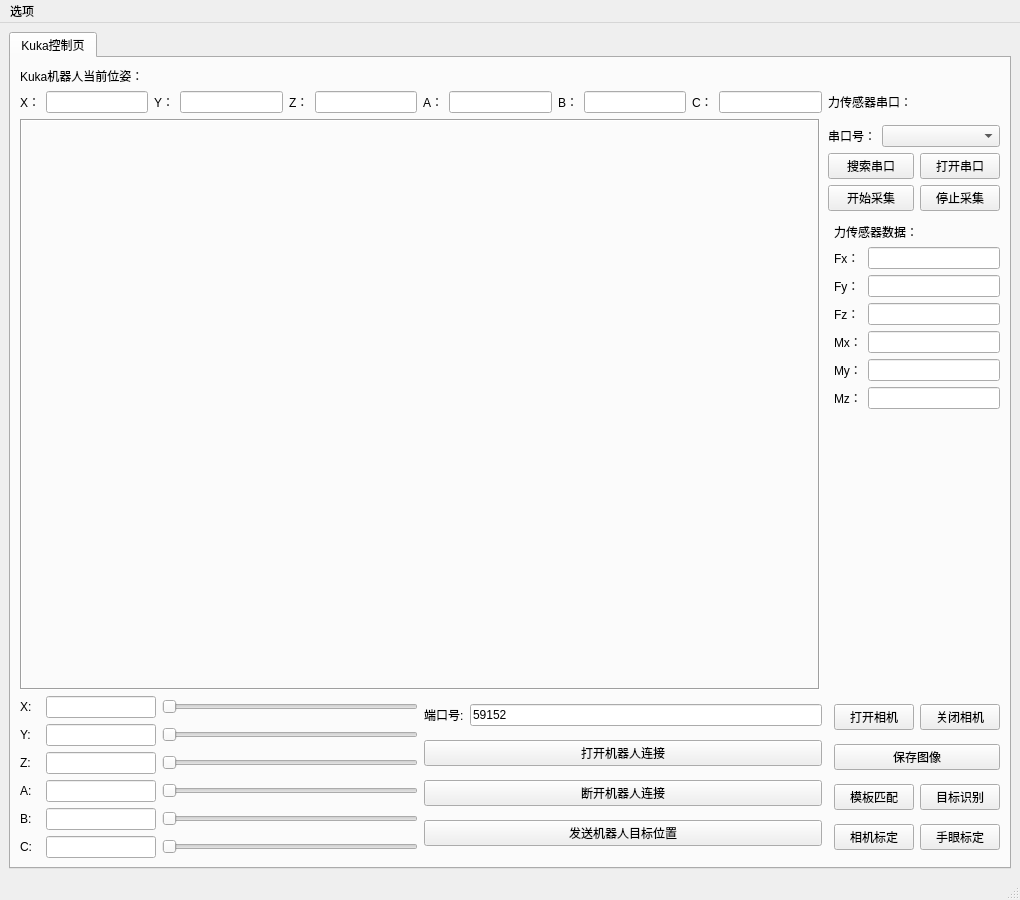
Old version of the form src/kuka_controller/ui/main_window.ui in the repository shuimujieming/kuka_controller.
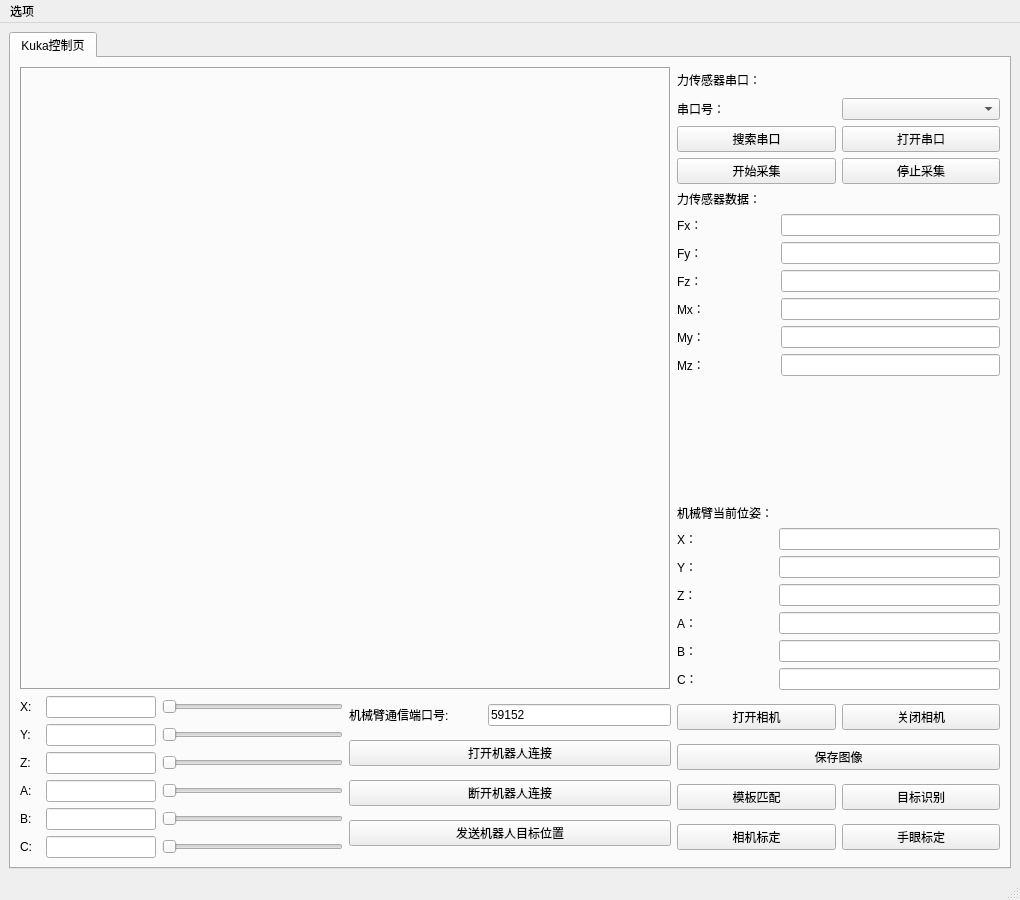
New version of the form. Icons and pictures are not drawn.

What changed in the file:
```diff
--- a/src/kuka_controller/ui/main_window.ui
+++ b/src/kuka_controller/ui/main_window.ui
@@ -40,290 +40,57 @@
        <attribute name="title">
         <string>Kuka控制页</string>
        </attribute>
-       <layout class="QGridLayout" name="gridLayout_8">
-        <item row="3" column="2" colspan="2">
+       <layout class="QGridLayout" name="gridLayout_3">
+        <item row="0" column="2">
          <layout class="QGridLayout" name="gridLayout_4">
-          <item row="0" column="0">
+          <item row="1" column="0">
            <widget class="QLabel" name="label_4">
             <property name="text">
              <string>串口号：</string>
             </property>
            </widget>
           </item>
-          <item row="0" column="1" colspan="2">
-           <widget class="QComboBox" name="cbPortName"/>
-          </item>
-          <item row="1" column="0" colspan="2">
-           <widget class="QPushButton" name="btnSearchPort">
-            <property name="text">
-             <string>搜索串口</string>
-            </property>
-           </widget>
-          </item>
-          <item row="1" column="2">
+          <item row="2" column="2">
            <widget class="QPushButton" name="btnOpenSerial">
             <property name="text">
              <string>打开串口</string>
             </property>
            </widget>
           </item>
-          <item row="2" column="0" colspan="2">
-           <widget class="QPushButton" name="btnStartGetSerial">
-            <property name="text">
-             <string>开始采集</string>
-            </property>
-           </widget>
-          </item>
-          <item row="2" column="2">
+          <item row="3" column="2">
            <widget class="QPushButton" name="btnStopGetSerial">
             <property name="text">
              <string>停止采集</string>
             </property>
            </widget>
           </item>
-         </layout>
-        </item>
-        <item row="8" column="3">
-         <layout class="QGridLayout" name="gridLayout_2">
-          <item row="3" column="1">
-           <widget class="QPushButton" name="btnHandeye">
-            <property name="text">
-             <string>手眼标定</string>
-            </property>
-           </widget>
-          </item>
-          <item row="3" column="0">
-           <widget class="QPushButton" name="btnCameraCali">
-            <property name="text">
-             <string>相机标定</string>
-            </property>
-           </widget>
-          </item>
-          <item row="0" column="1">
-           <widget class="QPushButton" name="btnCloseDevice">
-            <property name="text">
-             <string>关闭相机</string>
-            </property>
-           </widget>
-          </item>
-          <item row="0" column="0">
-           <widget class="QPushButton" name="btnOpenDevice">
-            <property name="text">
-             <string>打开相机</string>
-            </property>
-           </widget>
-          </item>
-          <item row="1" column="0" colspan="2">
-           <widget class="QPushButton" name="btnSaveImage">
-            <property name="text">
-             <string>保存图像</string>
-            </property>
-           </widget>
-          </item>
-          <item row="2" column="1">
-           <widget class="QPushButton" name="pushButton">
-            <property name="text">
-             <string>目标识别</string>
-            </property>
-           </widget>
-          </item>
           <item row="2" column="0">
-           <widget class="QPushButton" name="pushButton_2">
+           <widget class="QPushButton" name="btnSearchPort">
             <property name="text">
-             <string>模板匹配</string>
+             <string>搜索串口</string>
             </property>
            </widget>
           </item>
-         </layout>
-        </item>
-        <item row="1" column="0" colspan="2">
-         <layout class="QHBoxLayout" name="horizontalLayout_3">
-          <item>
-           <widget class="QLabel" name="label_15">
-            <property name="text">
-             <string>X：</string>
-            </property>
-           </widget>
-          </item>
-          <item>
-           <widget class="QLineEdit" name="lineEdit_RX"/>
-          </item>
-          <item>
-           <widget class="QLabel" name="label_16">
-            <property name="text">
-             <string>Y：</string>
-            </property>
-           </widget>
-          </item>
-          <item>
-           <widget class="QLineEdit" name="lineEdit_RY"/>
-          </item>
-          <item>
-           <widget class="QLabel" name="label_17">
-            <property name="text">
-             <string>Z：</string>
-            </property>
-           </widget>
-          </item>
-          <item>
-           <widget class="QLineEdit" name="lineEdit_RZ"/>
-          </item>
-          <item>
-           <widget class="QLabel" name="label_18">
-            <property name="text">
-             <string>A：</string>
-            </property>
-           </widget>
-          </item>
-          <item>
-           <widget class="QLineEdit" name="lineEdit_RA"/>
-          </item>
-          <item>
-           <widget class="QLabel" name="label_19">
-            <property name="text">
-             <string>B：</string>
-            </property>
-           </widget>
-          </item>
-          <item>
-           <widget class="QLineEdit" name="lineEdit_RB"/>
-          </item>
-          <item>
-           <widget class="QLabel" name="label_20">
-            <property name="text">
-             <string>C：</string>
-            </property>
-           </widget>
-          </item>
-          <item>
-           <widget class="QLineEdit" name="lineEdit_RC"/>
-          </item>
-         </layout>
-        </item>
-        <item row="0" column="0">
-         <widget class="QLabel" name="label_25">
-          <property name="text">
-           <string>Kuka机器人当前位姿：</string>
-          </property>
-         </widget>
-        </item>
-        <item row="6" column="3">
-         <layout class="QGridLayout" name="gridLayout_6">
-          <item row="1" column="1">
-           <widget class="QLineEdit" name="lineEdit_Fy"/>
-          </item>
-          <item row="5" column="1">
-           <widget class="QLineEdit" name="lineEdit_Mz"/>
-          </item>
           <item row="3" column="0">
-           <widget class="QLabel" name="label_12">
+           <widget class="QPushButton" name="btnStartGetSerial">
             <property name="text">
-             <string>Mx：</string>
+             <string>开始采集</string>
             </property>
            </widget>
           </item>
-          <item row="0" column="1">
-           <widget class="QLineEdit" name="lineEdit_Fx"/>
+          <item row="1" column="2">
+           <widget class="QComboBox" name="cbPortName"/>
           </item>
           <item row="0" column="0">
-           <widget class="QLabel" name="label_9">
+           <widget class="QLabel" name="label_26">
             <property name="text">
-             <string>Fx：</string>
+             <string>力传感器串口：</string>
             </property>
            </widget>
           </item>
-          <item row="2" column="1">
-           <widget class="QLineEdit" name="lineEdit_Fz"/>
-          </item>
-          <item row="3" column="1">
-           <widget class="QLineEdit" name="lineEdit_Mx"/>
-          </item>
-          <item row="4" column="0">
-           <widget class="QLabel" name="label_13">
-            <property name="text">
-             <string>My：</string>
-            </property>
-           </widget>
-          </item>
-          <item row="1" column="0">
-           <widget class="QLabel" name="label_10">
-            <property name="text">
-             <string>Fy：</string>
-            </property>
-           </widget>
-          </item>
-          <item row="2" column="0">
-           <widget class="QLabel" name="label_11">
-            <property name="text">
-             <string>Fz：</string>
-            </property>
-           </widget>
-          </item>
-          <item row="4" column="1">
-           <widget class="QLineEdit" name="lineEdit_My"/>
-          </item>
-          <item row="5" column="0">
-           <widget class="QLabel" name="label_14">
-            <property name="text">
-             <string>Mz：</string>
-            </property>
-           </widget>
-          </item>
-          <item row="6" column="1">
-           <spacer name="verticalSpacer_2">
-            <property name="orientation">
-             <enum>Qt::Vertical</enum>
-            </property>
-            <property name="sizeHint" stdset="0">
-             <size>
-              <width>20</width>
-              <height>40</height>
-             </size>
-            </property>
-           </spacer>
-          </item>
          </layout>
         </item>
-        <item row="5" column="3">
-         <widget class="QLabel" name="label_24">
-          <property name="text">
-           <string>力传感器数据：</string>
-          </property>
-         </widget>
-        </item>
-        <item row="2" column="0" rowspan="5" colspan="2">
-         <widget class="QLabel" name="labelCamera">
-          <property name="sizePolicy">
-           <sizepolicy hsizetype="Minimum" vsizetype="Minimum">
-            <horstretch>0</horstretch>
-            <verstretch>0</verstretch>
-           </sizepolicy>
-          </property>
-          <property name="maximumSize">
-           <size>
-            <width>800</width>
-            <height>600</height>
-           </size>
-          </property>
-          <property name="frameShape">
-           <enum>QFrame::Box</enum>
-          </property>
-          <property name="frameShadow">
-           <enum>QFrame::Sunken</enum>
-          </property>
-          <property name="text">
-           <string/>
-          </property>
-         </widget>
-        </item>
-        <item row="1" column="2" colspan="2">
-         <widget class="QLabel" name="label_26">
-          <property name="text">
-           <string>力传感器串口：</string>
-          </property>
-         </widget>
-        </item>
-        <item row="8" column="0">
+        <item row="4" column="0">
          <layout class="QGridLayout" name="gridLayout_7">
           <item row="0" column="0">
            <widget class="QLabel" name="label_6">
@@ -573,12 +340,12 @@
           </item>
          </layout>
         </item>
-        <item row="8" column="1">
+        <item row="4" column="1">
          <layout class="QGridLayout" name="gridLayout_5">
           <item row="0" column="0">
            <widget class="QLabel" name="label_5">
             <property name="text">
-             <string>端口号:</string>
+             <string>机械臂通信端口号:          </string>
             </property>
            </widget>
           </item>
@@ -612,6 +379,214 @@
           </item>
          </layout>
         </item>
+        <item row="4" column="2">
+         <layout class="QGridLayout" name="gridLayout_2">
+          <item row="3" column="1">
+           <widget class="QPushButton" name="btnHandeye">
+            <property name="text">
+             <string>手眼标定</string>
+            </property>
+           </widget>
+          </item>
+          <item row="3" column="0">
+           <widget class="QPushButton" name="btnCameraCali">
+            <property name="text">
+             <string>相机标定</string>
+            </property>
+           </widget>
+          </item>
+          <item row="0" column="1">
+           <widget class="QPushButton" name="btnCloseDevice">
+            <property name="text">
+             <string>关闭相机</string>
+            </property>
+           </widget>
+          </item>
+          <item row="0" column="0">
+           <widget class="QPushButton" name="btnOpenDevice">
+            <property name="text">
+             <string>打开相机</string>
+            </property>
+           </widget>
+          </item>
+          <item row="1" column="0" colspan="2">
+           <widget class="QPushButton" name="btnSaveImage">
+            <property name="text">
+             <string>保存图像</string>
+            </property>
+           </widget>
+          </item>
+          <item row="2" column="1">
+           <widget class="QPushButton" name="btnGoalDIst">
+            <property name="text">
+             <string>目标识别</string>
+            </property>
+           </widget>
+          </item>
+          <item row="2" column="0">
+           <widget class="QPushButton" name="btnModelMatch">
+            <property name="text">
+             <string>模板匹配</string>
+            </property>
+           </widget>
+          </item>
+         </layout>
+        </item>
+        <item row="0" column="0" rowspan="4" colspan="2">
+         <widget class="QLabel" name="labelCamera">
+          <property name="frameShape">
+           <enum>QFrame::Box</enum>
+          </property>
+          <property name="frameShadow">
+           <enum>QFrame::Sunken</enum>
+          </property>
+          <property name="text">
+           <string/>
+          </property>
+         </widget>
+        </item>
+        <item row="3" column="2">
+         <layout class="QGridLayout" name="gridLayout">
+          <item row="2" column="0">
+           <widget class="QLabel" name="label_16">
+            <property name="text">
+             <string>Y：</string>
+            </property>
+           </widget>
+          </item>
+          <item row="4" column="0">
+           <widget class="QLabel" name="label_18">
+            <property name="text">
+             <string>A：</string>
+            </property>
+           </widget>
+          </item>
+          <item row="4" column="1">
+           <widget class="QLineEdit" name="lineEdit_RA"/>
+          </item>
+          <item row="6" column="0">
+           <widget class="QLabel" name="label_20">
+            <property name="text">
+             <string>C：</string>
+            </property>
+           </widget>
+          </item>
+          <item row="2" column="1">
+           <widget class="QLineEdit" name="lineEdit_RY"/>
+          </item>
+          <item row="6" column="1">
+           <widget class="QLineEdit" name="lineEdit_RC"/>
+          </item>
+          <item row="1" column="1">
+           <widget class="QLineEdit" name="lineEdit_RX"/>
+          </item>
+          <item row="3" column="1">
+           <widget class="QLineEdit" name="lineEdit_RZ"/>
+          </item>
+          <item row="5" column="0">
+           <widget class="QLabel" name="label_19">
+            <property name="text">
+             <string>B：</string>
+            </property>
+           </widget>
+          </item>
+          <item row="3" column="0">
+           <widget class="QLabel" name="label_17">
+            <property name="text">
+             <string>Z：</string>
+            </property>
+           </widget>
+          </item>
+          <item row="5" column="1">
+           <widget class="QLineEdit" name="lineEdit_RB"/>
+          </item>
+          <item row="1" column="0">
+           <widget class="QLabel" name="label_15">
+            <property name="text">
+             <string>X：</string>
+            </property>
+           </widget>
+          </item>
+          <item row="0" column="0">
+           <widget class="QLabel" name="label_25">
+            <property name="text">
+             <string>机械臂当前位姿：</string>
+            </property>
+           </widget>
+          </item>
+         </layout>
+        </item>
+        <item row="1" column="2">
+         <layout class="QGridLayout" name="gridLayout_6">
+          <item row="3" column="1">
+           <widget class="QLineEdit" name="lineEdit_Fz"/>
+          </item>
+          <item row="4" column="1">
+           <widget class="QLineEdit" name="lineEdit_Mx"/>
+          </item>
+          <item row="4" column="0">
+           <widget class="QLabel" name="label_12">
+            <property name="text">
+             <string>Mx：</string>
+            </property>
+           </widget>
+          </item>
+          <item row="6" column="1">
+           <widget class="QLineEdit" name="lineEdit_Mz"/>
+          </item>
+          <item row="6" column="0">
+           <widget class="QLabel" name="label_14">
+            <property name="text">
+             <string>Mz：</string>
+            </property>
+           </widget>
+          </item>
+          <item row="2" column="1">
+           <widget class="QLineEdit" name="lineEdit_Fy"/>
+          </item>
+          <item row="3" column="0">
+           <widget class="QLabel" name="label_11">
+            <property name="text">
+             <string>Fz：</string>
+            </property>
+           </widget>
+          </item>
+          <item row="5" column="1">
+           <widget class="QLineEdit" name="lineEdit_My"/>
+          </item>
+          <item row="1" column="0">
+           <widget class="QLabel" name="label_9">
+            <property name="text">
+             <string>Fx：</string>
+            </property>
+           </widget>
+          </item>
+          <item row="5" column="0">
+           <widget class="QLabel" name="label_13">
+            <property name="text">
+             <string>My：</string>
+            </property>
+           </widget>
+          </item>
+          <item row="0" column="0">
+           <widget class="QLabel" name="label_24">
+            <property name="text">
+             <string>力传感器数据：    </string>
+            </property>
+           </widget>
+          </item>
+          <item row="2" column="0">
+           <widget class="QLabel" name="label_10">
+            <property name="text">
+             <string>Fy：</string>
+            </property>
+           </widget>
+          </item>
+          <item row="1" column="1">
+           <widget class="QLineEdit" name="lineEdit_Fx"/>
+          </item>
+         </layout>
+        </item>
        </layout>
       </widget>
      </widget>
```
Left out of the diff: 6 changed lines with no effect on the pictures.
